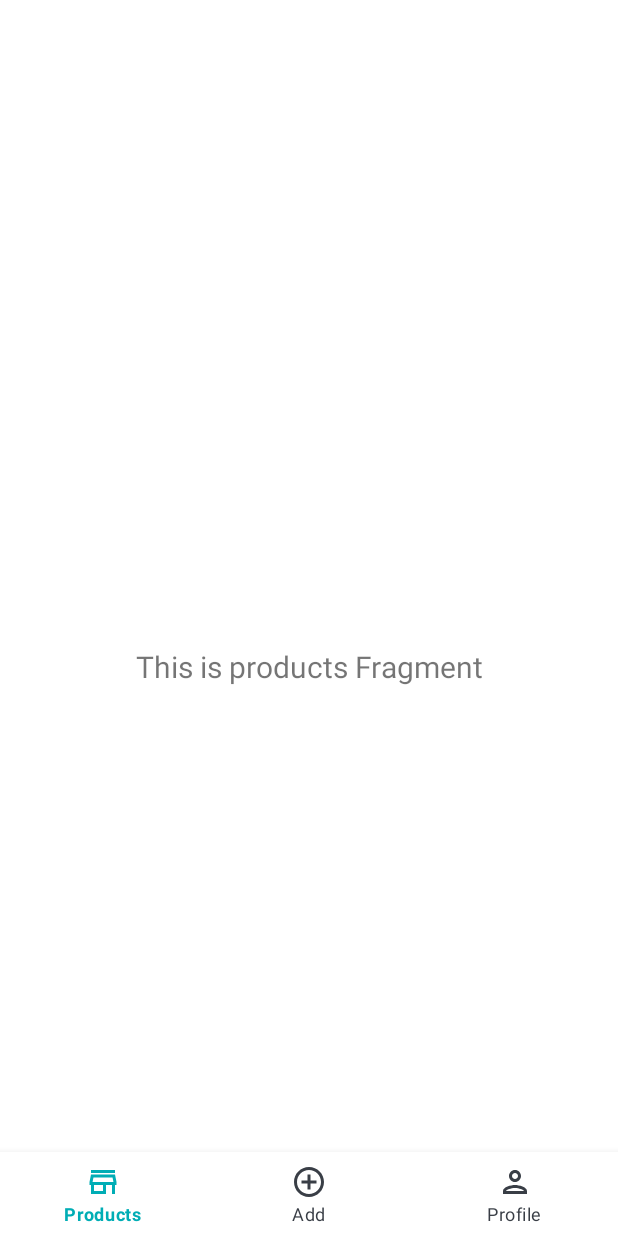
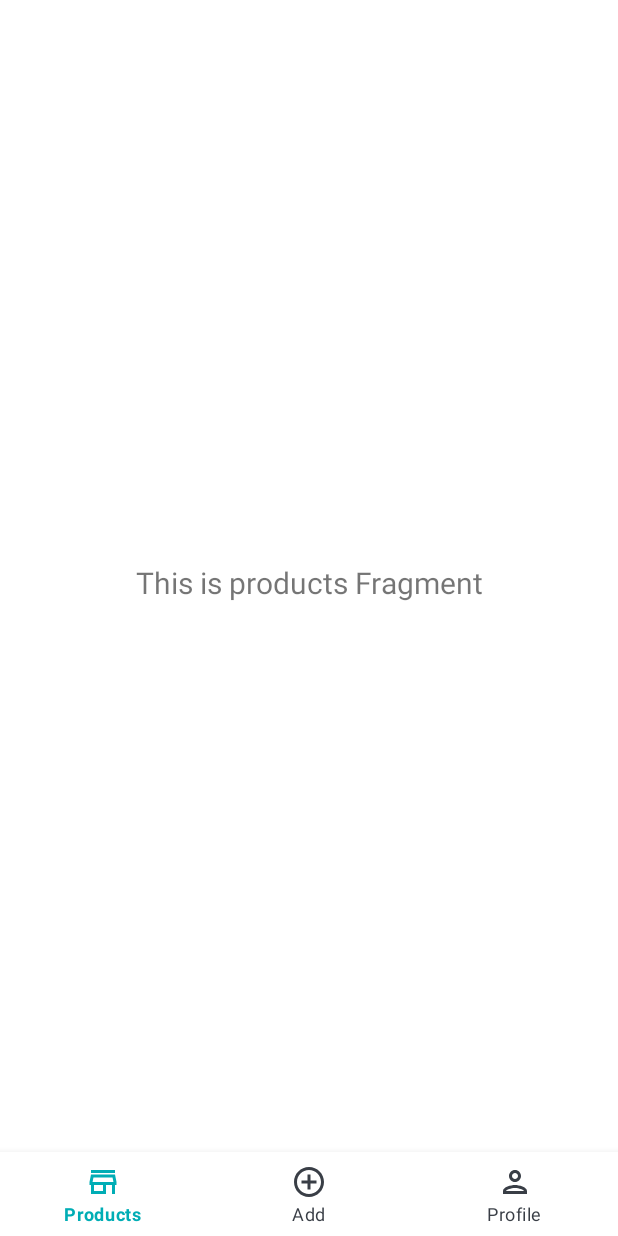
Before and after one commit to Albertogcia/TradepopAndroid, an Android app: the screen it shows after launch (HomeActivity), on a phone screen of 412 x 824 dp. Run offline under Robolectric (Android 15) with nearby library versions, the phone set to English and light mode, and no system bars; our stand-ins replace navigation-ui; libraries missing offline, so code that uses them is left out: org.kodein.di.

```diff
--- a/app/src/main/java/com/alberto/tradepop/HomeActivity.kt
+++ b/app/src/main/java/com/alberto/tradepop/HomeActivity.kt
@@ -22,14 +22,7 @@ class HomeActivity : AppCompatActivity() {
         val navView: BottomNavigationView = binding.navView
 
         val navController = findNavController(R.id.nav_host_fragment_activity_home)
-        // Passing each menu ID as a set of Ids because each
-        // menu should be considered as top level destinations.
-        val appBarConfiguration = AppBarConfiguration(
-            setOf(
-                R.id.navigation_products, R.id.navigation_add_product, R.id.navigation_profile
-            )
-        )
-        //setupActionBarWithNavController(navController, appBarConfiguration)
+
         navView.setupWithNavController(navController)
     }
 }
--- a/app/src/main/java/com/alberto/tradepop/loginRegister/LoginRegisterActivity.kt
+++ b/app/src/main/java/com/alberto/tradepop/loginRegister/LoginRegisterActivity.kt
@@ -66,6 +66,7 @@ class LoginRegisterActivity : AppCompatActivity(), DIAware {
                         }
                     }
                     if(state.dismissActivity){
+                        loadingDialog?.dismiss()
                         this@LoginRegisterActivity.finish()
                     }
                 }
--- /dev/null
+++ b/app/src/main/res/drawable/cursor.xml
@@ -0,0 +1,5 @@
+<?xml version="1.0" encoding="utf-8"?>
+<shape  xmlns:android="http://schemas.android.com/apk/res/android">
+    <size android:width="2dp"/>
+    <solid android:color="@color/primary_color"/>
+</shape>
--- /dev/null
+++ b/app/src/main/res/drawable/icon_no_user_image.xml
@@ -0,0 +1,4 @@
+<vector android:height="24dp" android:viewportHeight="512"
+    android:viewportWidth="512" android:width="24dp" xmlns:android="http://schemas.android.com/apk/res/android">
+    <path android:fillColor="#FF000000" android:pathData="m437.02,74.98c-48.352,-48.352 -112.641,-74.98 -181.02,-74.98 -68.383,0 -132.668,26.629 -181.02,74.98 -48.352,48.352 -74.98,112.637 -74.98,181.02 0,68.379 26.629,132.668 74.98,181.02 48.352,48.352 112.637,74.98 181.02,74.98 68.379,0 132.668,-26.629 181.02,-74.98 48.352,-48.352 74.98,-112.641 74.98,-181.02 0,-68.383 -26.629,-132.668 -74.98,-181.02zM128.34,442.387c10.707,-61.648 64.129,-107.121 127.66,-107.121 63.535,0 116.953,45.473 127.66,107.121 -36.348,24.973 -80.324,39.613 -127.66,39.613s-91.313,-14.641 -127.66,-39.613zM174.602,223.867c0,-44.887 36.516,-81.398 81.398,-81.398s81.398,36.516 81.398,81.398c0,44.883 -36.516,81.398 -81.398,81.398s-81.398,-36.516 -81.398,-81.398zM409.645,421.578c-8.074,-28.699 -24.109,-54.738 -46.586,-75.078 -13.789,-12.48 -29.484,-22.328 -46.359,-29.27 30.5,-19.895 50.703,-54.313 50.703,-93.363 0,-61.426 -49.977,-111.398 -111.402,-111.398s-111.398,49.973 -111.398,111.398c0,39.051 20.203,73.469 50.699,93.363 -16.871,6.941 -32.57,16.785 -46.359,29.266 -22.473,20.34 -38.512,46.379 -46.586,75.078 -44.473,-41.301 -72.355,-100.238 -72.355,-165.574 0,-124.617 101.383,-226 226,-226s226,101.383 226,226c0,65.34 -27.883,124.277 -72.355,165.578zM409.645,421.578"/>
+</vector>
--- a/app/src/main/res/layout/activity_home.xml
+++ b/app/src/main/res/layout/activity_home.xml
@@ -3,8 +3,7 @@
     xmlns:app="http://schemas.android.com/apk/res-auto"
     android:id="@+id/container"
     android:layout_width="match_parent"
-    android:layout_height="match_parent"
-    android:paddingTop="?attr/actionBarSize">
+    android:layout_height="match_parent">
 
     <com.google.android.material.bottomnavigation.BottomNavigationView
         android:id="@+id/nav_view"
@@ -24,7 +23,7 @@
         android:id="@+id/nav_host_fragment_activity_home"
         android:name="androidx.navigation.fragment.NavHostFragment"
         android:layout_width="match_parent"
-        android:layout_height="match_parent"
+        android:layout_height="0dp"
         app:defaultNavHost="true"
         app:layout_constraintBottom_toTopOf="@id/nav_view"
         app:layout_constraintLeft_toLeftOf="parent"
--- a/app/src/main/res/layout/activity_login_register.xml
+++ b/app/src/main/res/layout/activity_login_register.xml
@@ -199,6 +199,7 @@
                             android:maxLines="1"
                             android:textColor="@color/primary_color"
                             android:textSize="16sp"
+                            android:textCursorDrawable="@drawable/cursor"
                             app:layout_constraintBottom_toBottomOf="parent"
                             app:layout_constraintEnd_toStartOf="@+id/loginShowPasswordButton"
                             app:layout_constraintStart_toEndOf="@+id/imageView4"
@@ -255,6 +256,7 @@
                             android:ems="10"
                             android:fontFamily="@font/source_sans_pro"
                             android:hint="@string/login_register_email_label"
+                            android:textCursorDrawable="@drawable/cursor"
                             android:inputType="textEmailAddress"
                             android:maxLines="1"
                             android:textColor="@color/primary_color"
@@ -347,6 +349,7 @@
                             android:maxLines="1"
                             android:textColor="@color/primary_color"
                             android:textSize="16sp"
+                            android:textCursorDrawable="@drawable/cursor"
                             app:layout_constraintBottom_toBottomOf="parent"
                             app:layout_constraintEnd_toEndOf="parent"
                             app:layout_constraintHorizontal_bias="0.5"
@@ -394,6 +397,7 @@
                             android:inputType="textPassword"
                             android:maxLines="1"
                             android:textColor="@color/primary_color"
+                            android:textCursorDrawable="@drawable/cursor"
                             android:textSize="16sp"
                             app:layout_constraintBottom_toBottomOf="parent"
                             app:layout_constraintEnd_toStartOf="@+id/registerShowPasswordButton"
@@ -453,6 +457,7 @@
                             android:maxLines="1"
                             android:textColor="@color/primary_color"
                             android:textSize="16sp"
+                            android:textCursorDrawable="@drawable/cursor"
                             app:layout_constraintBottom_toBottomOf="parent"
                             app:layout_constraintEnd_toEndOf="parent"
                             app:layout_constraintStart_toEndOf="@+id/imageView5"
--- a/app/src/main/res/layout/dialog_edit_text.xml
+++ b/app/src/main/res/layout/dialog_edit_text.xml
@@ -47,10 +47,10 @@
                 android:background="@null"
                 android:ems="10"
                 android:maxLines="1"
-                android:textCursorDrawable="@null"
                 android:fontFamily="@font/source_sans_pro"
                 android:hint="@string/login_register_email_label"
                 android:inputType="textEmailAddress"
+                android:textCursorDrawable="@drawable/cursor"
                 android:textColor="@color/primary_color"
                 android:textSize="16sp"
                 app:layout_constraintBottom_toBottomOf="parent"
--- a/app/src/main/res/values-night/themes.xml
+++ b/app/src/main/res/values-night/themes.xml
@@ -13,4 +13,18 @@
         <item name="android:statusBarColor" tools:targetApi="l">?attr/colorPrimary</item>
         <!-- Customize your theme here. -->
     </style>
+
+    <style name="Theme.Tradepop.No.Action.Bar" parent="Theme.MaterialComponents.Light.NoActionBar">
+        <!-- Primary brand color. -->
+        <item name="colorPrimary">@color/primary_color</item>
+        <item name="colorPrimaryVariant">@color/primary_light_color</item>
+        <item name="colorOnPrimary">@color/white</item>
+        <!-- Secondary brand color. -->
+        <item name="colorSecondary">@color/secondary_color</item>
+        <item name="colorSecondaryVariant">@color/accent_color</item>
+        <item name="colorOnSecondary">@color/black</item>
+        <!-- Status bar color. -->
+        <item name="android:statusBarColor" tools:targetApi="l">?attr/colorPrimary</item>
+        <!-- Customize your theme here. -->
+    </style>
 </resources>
```
Also changed, not shown: app/src/main/java/com/alberto/tradepop/profile/ProfileFragment.kt (+9 -2 lines), app/src/main/java/com/alberto/tradepop/profile/ProfileViewModel.kt (+8 -8 lines), app/src/main/res/drawable/icon_log_out.xml (added, +9 -0 lines), app/src/main/res/layout/fragment_profile.xml (+63 -2 lines).
